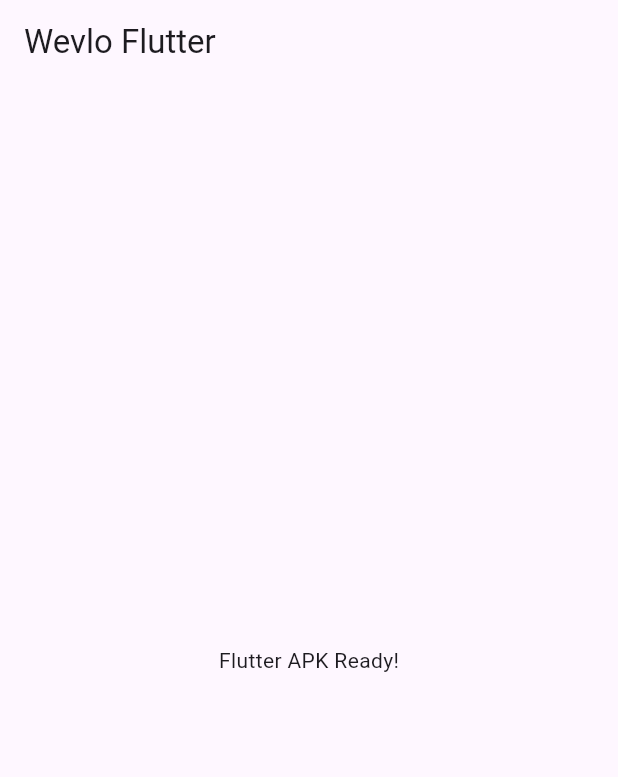
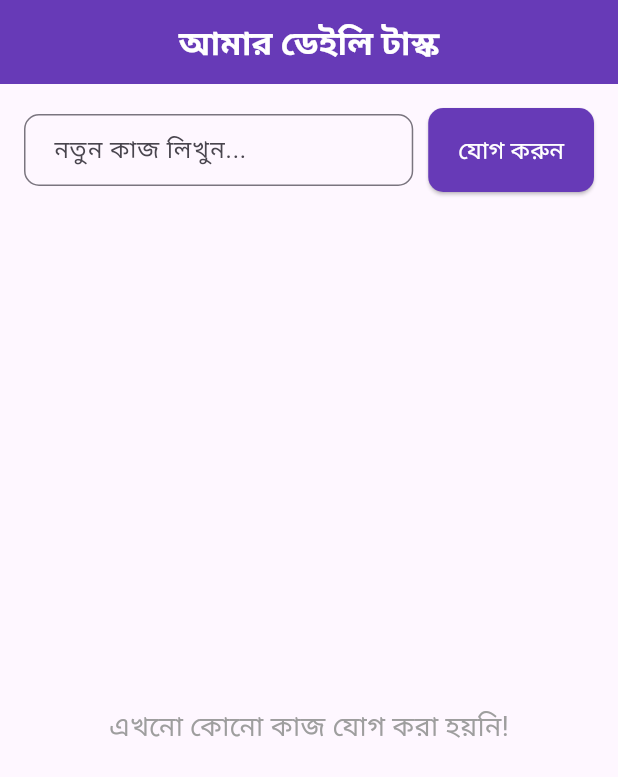
Before and after one commit to mohirkhan1020-hub/Jjjbcthvc, a Flutter app: the screen it shows after launch, on a phone screen of 412 x 824 dp. Shown: the top 777 px of the screen. Run offline on Flutter 3.47's test engine with Material 3 defaults, Android fonts, the phone set to English and light mode, and no system bars.

Commit message:
Update lib/main.dart

```diff
--- a/lib/main.dart
+++ b/lib/main.dart
@@ -1,11 +1,154 @@
 import 'package:flutter/material.dart';
 
-void main() => runApp(const MyApp());
+void main() {
+  runApp(const MyApp());
+}
 
 class MyApp extends StatelessWidget {
   const MyApp({super.key});
+
   @override
   Widget build(BuildContext context) {
-    return MaterialApp(home: Scaffold(appBar: AppBar(title: const Text('Wevlo Flutter')), body: const Center(child: Text('Flutter APK Ready!'))));
+    return MaterialApp(
+      debugShowCheckedModeBanner: false,
+      title: 'My To-Do App',
+      theme: ThemeData(
+        colorScheme: ColorScheme.fromSeed(seedColor: Colors.deepPurple),
+        useMaterial3: true,
+      ),
+      home: const TodoScreen(),
+    );
   }
 }
+
+class TodoScreen extends StatefulWidget {
+  const TodoScreen({super.key});
+
+  @override
+  State<TodoScreen> createState() => _TodoScreenState();
+}
+
+class _TodoScreenState extends State<TodoScreen> {
+  // টাস্কের লিস্ট রাখার জন্য
+  final List<Map<String, dynamic>> _tasks = [];
+  // ইনপুট নেওয়ার জন্য কন্ট্রোলার
+  final TextEditingController _textController = TextEditingController();
+
+  // নতুন টাস্ক যোগ করার ফাংশন
+  void _addTask() {
+    if (_textController.text.isNotEmpty) {
+      setState(() {
+        _tasks.add({
+          'title': _textController.text,
+          'isDone': false, // শুরুতে কাজটি অসম্পূর্ণ থাকবে
+        });
+      });
+      _textController.clear(); // লেখা মুছে ফেলা
+    }
+  }
+
+  // টাস্ক ডিলিট করার ফাংশন
+  void _deleteTask(int index) {
+    setState(() {
+      _tasks.removeAt(index);
+    });
+  }
+
+  @override
+  Widget build(BuildContext context) {
+    return Scaffold(
+      appBar: AppBar(
+        title: const Text(
+          'আমার ডেইলি টাস্ক',
+          style: TextStyle(fontWeight: FontWeight.bold),
+        ),
+        backgroundColor: Colors.deepPurple,
+        foregroundColor: Colors.white,
+        centerTitle: true,
+      ),
+      body: Column(
+        children: [
+          // টাস্ক ইনপুট দেওয়ার জায়গা
+          Padding(
+            padding: const EdgeInsets.all(16.0),
+            child: Row(
+              children: [
+                Expanded(
+                  child: TextField(
+                    controller: _textController,
+                    decoration: InputDecoration(
+                      hintText: 'নতুন কাজ লিখুন...',
+                      border: OutlineInputBorder(
+                        borderRadius: BorderRadius.circular(10),
+                      ),
+                      contentPadding: const EdgeInsets.symmetric(horizontal: 16),
+                    ),
+                    onSubmitted: (_) => _addTask(), // কিবোর্ড থেকে এন্টার দিলেও যোগ হবে
+                  ),
+                ),
+                const SizedBox(width: 10),
+                ElevatedButton(
+                  onPressed: _addTask,
+                  style: ElevatedButton.styleFrom(
+                    backgroundColor: Colors.deepPurple,
+                    foregroundColor: Colors.white,
+                    padding: const EdgeInsets.symmetric(vertical: 16, horizontal: 20),
+                    shape: RoundedRectangleBorder(
+                      borderRadius: BorderRadius.circular(10),
+                    )
+                  ),
+                  child: const Text('যোগ করুন', style: TextStyle(fontSize: 16)),
+                ),
+              ],
+            ),
+          ),
+
+          // টাস্ক লিস্ট দেখানোর জায়গা
+          Expanded(
+            child: _tasks.isEmpty
+                ? const Center(
+                    child: Text(
+                      'এখনো কোনো কাজ যোগ করা হয়নি!',
+                      style: TextStyle(fontSize: 18, color: Colors.grey),
+                    ),
+                  )
+                : ListView.builder(
+                    itemCount: _tasks.length,
+                    itemBuilder: (context, index) {
+                      return Card(
+                        margin: const EdgeInsets.symmetric(horizontal: 16, vertical: 8),
+                        elevation: 2,
+                        child: ListTile(
+                          leading: Checkbox(
+                            value: _tasks[index]['isDone'],
+                            activeColor: Colors.deepPurple,
+                            onChanged: (bool? value) {
+                              setState(() {
+                                _tasks[index]['isDone'] = value!;
+                              });
+                            },
+                          ),
+                          title: Text(
+                            _tasks[index]['title'],
+                            style: TextStyle(
+                              fontSize: 18,
+                              decoration: _tasks[index]['isDone']
+                                  ? TextDecoration.lineThrough // কাজ শেষ হলে কাটা দাগ পড়বে
+                                  : TextDecoration.none,
+                              color: _tasks[index]['isDone'] ? Colors.grey : Colors.black,
+                            ),
+                          ),
+                          trailing: IconButton(
+                            icon: const Icon(Icons.delete, color: Colors.red),
+                            onPressed: () => _deleteTask(index),
+                          ),
+                        ),
+                      );
+                    },
+                  ),
+          ),
+        ],
+      ),
+    );
+  }
+}
```
